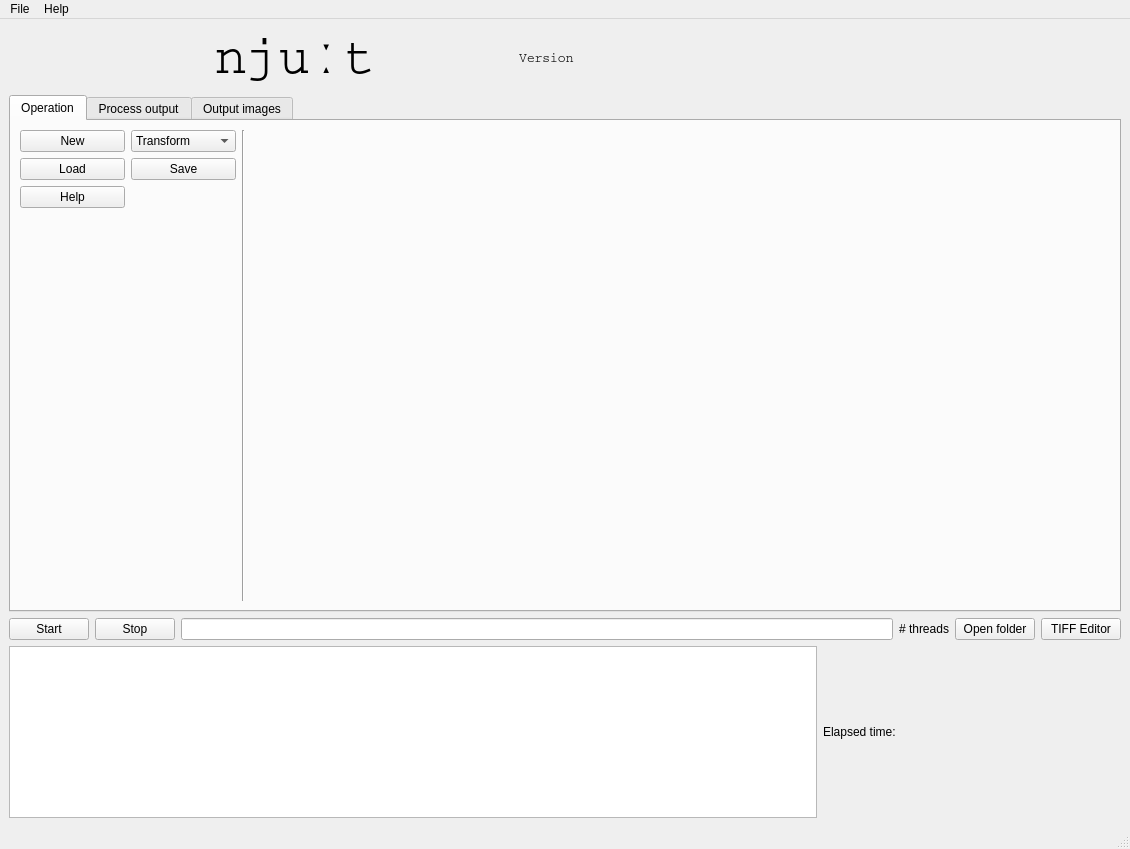
Above: mainwindow.ui from Neural-Systems-at-UIO/nutil before the change. Below: the same form after it.
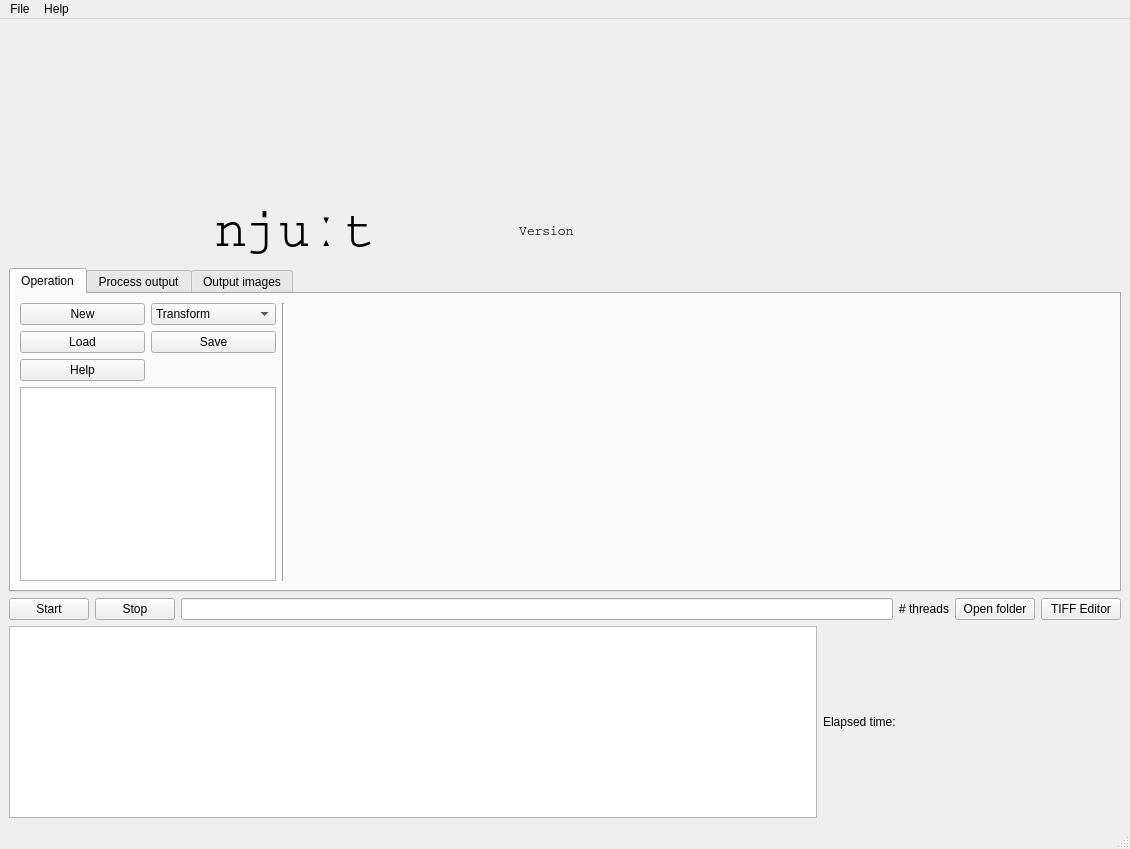
That is the form after the change.

Commit message: Nutil new gui load save

The edit to the form file:
```diff
--- a/mainwindow.ui
+++ b/mainwindow.ui
@@ -14,50 +14,8 @@
    <string>NeSys Utilities</string>
   </property>
   <widget class="QWidget" name="centralwidget">
-   <layout class="QGridLayout" name="gridLayout" rowstretch="1,15,1,5">
-    <item row="0" column="0">
-     <widget class="QLabel" name="lblNewt">
-      <property name="maximumSize">
-       <size>
-        <width>200</width>
-        <height>128</height>
-       </size>
-      </property>
-      <property name="text">
-       <string/>
-      </property>
-      <property name="scaledContents">
-       <bool>true</bool>
-      </property>
-     </widget>
-    </item>
-    <item row="0" column="1">
-     <widget class="QLabel" name="lblMain_2">
-      <property name="font">
-       <font>
-        <family>Courier</family>
-        <pointsize>40</pointsize>
-       </font>
-      </property>
-      <property name="text">
-       <string>njuːt</string>
-      </property>
-     </widget>
-    </item>
-    <item row="0" column="2">
-     <widget class="QLabel" name="lblMain">
-      <property name="font">
-       <font>
-        <family>Courier</family>
-        <pointsize>10</pointsize>
-       </font>
-      </property>
-      <property name="text">
-       <string>Version</string>
-      </property>
-     </widget>
-    </item>
-    <item row="1" column="0" colspan="4">
+   <layout class="QGridLayout" name="gridLayout" rowstretch="1,0,0,0,0">
+    <item row="2" column="0" colspan="4">
      <widget class="QTabWidget" name="tabWidget">
       <property name="currentIndex">
        <number>0</number>
@@ -66,21 +24,17 @@
        <attribute name="title">
         <string>Operation</string>
        </attribute>
-       <layout class="QHBoxLayout" name="horizontalLayout" stretch="2,0,8">
+       <layout class="QHBoxLayout" name="horizontalLayout" stretch="0,0,8">
+        <item>
+         <layout class="QVBoxLayout" name="verticalLayout">
         <item>
          <layout class="QGridLayout" name="gridLayout_4">
-          <item row="3" column="1">
-           <spacer name="verticalSpacer">
-            <property name="orientation">
-             <enum>Qt::Vertical</enum>
-            </property>
-            <property name="sizeHint" stdset="0">
-             <size>
-              <width>20</width>
-              <height>40</height>
-             </size>
-            </property>
-           </spacer>
+            <item row="1" column="0">
+             <widget class="QPushButton" name="btnLoad_2">
+              <property name="text">
+               <string>Load</string>
+              </property>
+             </widget>
           </item>
           <item row="0" column="1">
            <widget class="QComboBox" name="cmbNew">
@@ -96,13 +50,6 @@
             </item>
            </widget>
           </item>
-          <item row="0" column="0">
-           <widget class="QPushButton" name="btnNew">
-            <property name="text">
-             <string>New</string>
-            </property>
-           </widget>
-          </item>
           <item row="1" column="1">
            <widget class="QPushButton" name="btnSave">
             <property name="text">
@@ -110,10 +57,10 @@
             </property>
            </widget>
           </item>
-          <item row="1" column="0">
-           <widget class="QPushButton" name="btnLoad_2">
+            <item row="0" column="0">
+             <widget class="QPushButton" name="btnNew">
             <property name="text">
-             <string>Load</string>
+               <string>New</string>
             </property>
            </widget>
           </item>
@@ -127,6 +74,11 @@
          </layout>
         </item>
         <item>
+           <widget class="QListWidget" name="listWidget"/>
+          </item>
+         </layout>
+        </item>
+        <item>
          <widget class="Line" name="line">
           <property name="orientation">
            <enum>Qt::Vertical</enum>
@@ -169,7 +121,59 @@
       </widget>
      </widget>
     </item>
-    <item row="2" column="0" colspan="4">
+    <item row="4" column="3">
+     <widget class="QLabel" name="lblElapsedTime">
+      <property name="text">
+       <string>Elapsed time:</string>
+      </property>
+     </widget>
+    </item>
+    <item row="1" column="0">
+     <widget class="QLabel" name="lblNewt">
+      <property name="maximumSize">
+       <size>
+        <width>200</width>
+        <height>128</height>
+       </size>
+      </property>
+      <property name="text">
+       <string/>
+      </property>
+      <property name="scaledContents">
+       <bool>true</bool>
+      </property>
+     </widget>
+    </item>
+    <item row="1" column="2">
+     <widget class="QLabel" name="lblMain">
+      <property name="font">
+       <font>
+        <family>Courier</family>
+        <pointsize>10</pointsize>
+       </font>
+      </property>
+      <property name="text">
+       <string>Version</string>
+      </property>
+     </widget>
+    </item>
+    <item row="1" column="1">
+     <widget class="QLabel" name="lblMain_2">
+      <property name="font">
+       <font>
+        <family>Courier</family>
+        <pointsize>40</pointsize>
+       </font>
+      </property>
+      <property name="text">
+       <string>njuːt</string>
+      </property>
+     </widget>
+    </item>
+    <item row="4" column="0" colspan="3">
+     <widget class="QTextBrowser" name="txtError"/>
+    </item>
+    <item row="3" column="0" colspan="4">
      <layout class="QHBoxLayout" name="horizontalLayout_2">
       <item>
        <widget class="QPushButton" name="btnStart">
@@ -211,16 +215,6 @@
       </item>
      </layout>
     </item>
-    <item row="3" column="3">
-     <widget class="QLabel" name="lblElapsedTime">
-      <property name="text">
-       <string>Elapsed time:</string>
-      </property>
-     </widget>
-    </item>
-    <item row="3" column="0" colspan="3">
-     <widget class="QTextBrowser" name="txtError"/>
-    </item>
    </layout>
   </widget>
   <widget class="QMenuBar" name="menubar">
@@ -229,7 +223,7 @@
      <x>0</x>
      <y>0</y>
      <width>1130</width>
-     <height>20</height>
+     <height>28</height>
     </rect>
    </property>
    <widget class="QMenu" name="menuTest">
```
Lines whose indentation alone changed are shown as unchanged. The commit also changes 4 other files.
